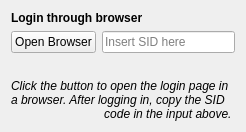
Before: the Qt Designer form rare/ui/components/dialogs/login/browser_login.ui in RareDevs/Rare, drawn with Qt 5.
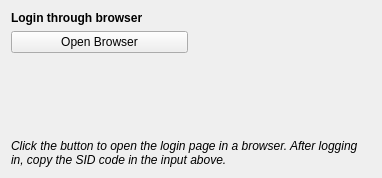
After: the same form once the commit is applied.

Commit message:
Adjust `BrowserLogin` to use `IndicatorLineEdit` Adjust Locale in `LegendarySettings` to use `IndicatorLineEdit` Adjust `InstallDialog` to conform with new `PathEdit` `edit_func` specification
This commit temporarily removes `EGLSync` from `LegendarySettings`
as it is being worked on.

```diff
--- a/rare/ui/components/dialogs/login/browser_login.ui
+++ b/rare/ui/components/dialogs/login/browser_login.ui
@@ -6,8 +6,8 @@
             <rect>
                 <x>0</x>
                 <y>0</y>
-                <width>246</width>
-                <height>130</height>
+    <width>382</width>
+    <height>178</height>
             </rect>
         </property>
         <property name="windowTitle">
@@ -34,13 +34,6 @@
                     </property>
                 </widget>
             </item>
-            <item row="1" column="1">
-                <widget class="QLineEdit" name="sid_edit">
-                    <property name="placeholderText">
-                        <string>Insert SID here</string>
-                    </property>
-                </widget>
-            </item>
             <item row="3" column="0" colspan="2" alignment="Qt::AlignBottom">
                 <widget class="QLabel" name="info_label">
                     <property name="font">
@@ -49,9 +42,7 @@
                         </font>
                     </property>
                     <property name="text">
-                        <string>Click the button to open the login page in a browser. After logging in, copy the SID
-                            code in the input above.
-                        </string>
+      <string>Click the button to open the login page in a browser. After logging in, copy the SID code in the input above.</string>
                     </property>
                     <property name="wordWrap">
                         <bool>true</bool>
@@ -71,6 +62,9 @@
                     </property>
                 </widget>
             </item>
+   <item row="1" column="1">
+    <layout class="QHBoxLayout" name="sid_layout"/>
+   </item>
         </layout>
     </widget>
     <resources/>
```
Lines whose indentation alone changed are shown as unchanged. The commit also changes 8 other files.
